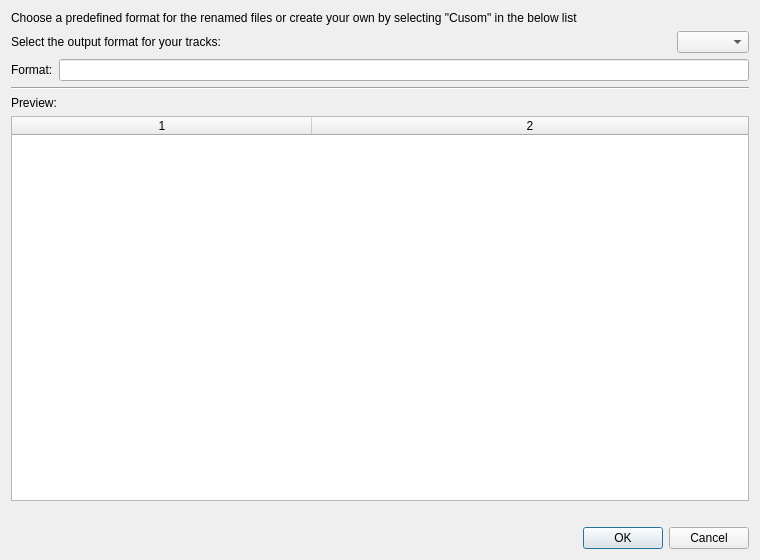
alorence/tym, file src/tasks/rename/renameconfigurator.ui: the form before one commit.
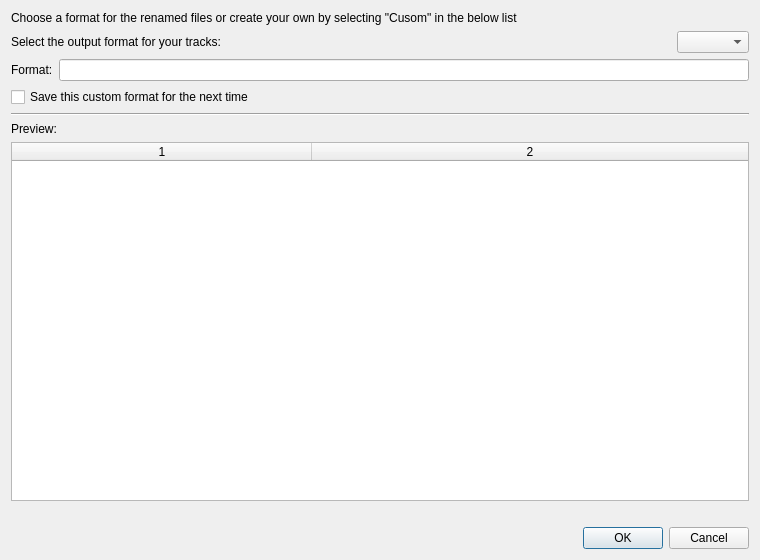
The form after the commit.

Commit message: (rename) Allow to save the custom patterns for next time

```diff
--- a/src/tasks/rename/renameconfigurator.ui
+++ b/src/tasks/rename/renameconfigurator.ui
@@ -14,10 +14,46 @@
    <string>Rename your files</string>
   </property>
   <layout class="QGridLayout" name="gridLayout">
+   <item row="6" column="0">
+    <widget class="QTableWidget" name="previewTable">
+     <property name="selectionMode">
+      <enum>QAbstractItemView::SingleSelection</enum>
+     </property>
+     <property name="selectionBehavior">
+      <enum>QAbstractItemView::SelectRows</enum>
+     </property>
+     <property name="columnCount">
+      <number>2</number>
+     </property>
+     <attribute name="horizontalHeaderCascadingSectionResizes">
+      <bool>true</bool>
+     </attribute>
+     <attribute name="horizontalHeaderDefaultSectionSize">
+      <number>300</number>
+     </attribute>
+     <attribute name="horizontalHeaderHighlightSections">
+      <bool>false</bool>
+     </attribute>
+     <attribute name="horizontalHeaderStretchLastSection">
+      <bool>true</bool>
+     </attribute>
+     <attribute name="verticalHeaderVisible">
+      <bool>false</bool>
+     </attribute>
+     <attribute name="verticalHeaderDefaultSectionSize">
+      <number>18</number>
+     </attribute>
+     <attribute name="verticalHeaderMinimumSectionSize">
+      <number>18</number>
+     </attribute>
+     <column/>
+     <column/>
+    </widget>
+   </item>
    <item row="0" column="0">
     <widget class="QLabel" name="label_4">
      <property name="text">
-      <string>Choose a predefined format for the renamed files or create your own by selecting &quot;Cusom&quot; in the below list</string>
+      <string>Choose a format for the renamed files or create your own by selecting &quot;Cusom&quot; in the below list</string>
      </property>
      <property name="wordWrap">
       <bool>true</bool>
@@ -65,57 +101,21 @@
      </item>
     </layout>
    </item>
-   <item row="3" column="0">
-    <widget class="Line" name="line">
-     <property name="orientation">
-      <enum>Qt::Horizontal</enum>
-     </property>
-    </widget>
-   </item>
    <item row="4" column="0">
+    <widget class="Line" name="line">
+     <property name="orientation">
+      <enum>Qt::Horizontal</enum>
+     </property>
+    </widget>
+   </item>
+   <item row="5" column="0">
     <widget class="QLabel" name="label_2">
      <property name="text">
       <string>Preview:</string>
      </property>
     </widget>
    </item>
-   <item row="5" column="0">
-    <widget class="QTableWidget" name="previewTable">
-     <property name="selectionMode">
-      <enum>QAbstractItemView::SingleSelection</enum>
-     </property>
-     <property name="selectionBehavior">
-      <enum>QAbstractItemView::SelectRows</enum>
-     </property>
-     <property name="columnCount">
-      <number>2</number>
-     </property>
-     <attribute name="horizontalHeaderCascadingSectionResizes">
-      <bool>true</bool>
-     </attribute>
-     <attribute name="horizontalHeaderDefaultSectionSize">
-      <number>300</number>
-     </attribute>
-     <attribute name="horizontalHeaderHighlightSections">
-      <bool>false</bool>
-     </attribute>
-     <attribute name="horizontalHeaderStretchLastSection">
-      <bool>true</bool>
-     </attribute>
-     <attribute name="verticalHeaderVisible">
-      <bool>false</bool>
-     </attribute>
-     <attribute name="verticalHeaderDefaultSectionSize">
-      <number>18</number>
-     </attribute>
-     <attribute name="verticalHeaderMinimumSectionSize">
-      <number>18</number>
-     </attribute>
-     <column/>
-     <column/>
-    </widget>
-   </item>
-   <item row="6" column="0">
+   <item row="7" column="0">
     <layout class="QHBoxLayout" name="horizontalLayout">
      <item>
       <widget class="QLabel" name="detailsPix">
@@ -154,7 +154,7 @@
      </item>
     </layout>
    </item>
-   <item row="7" column="0">
+   <item row="8" column="0">
     <widget class="QDialogButtonBox" name="buttonBox">
      <property name="orientation">
       <enum>Qt::Horizontal</enum>
@@ -164,12 +164,20 @@
      </property>
     </widget>
    </item>
+   <item row="3" column="0">
+    <widget class="QCheckBox" name="saveCustom">
+     <property name="text">
+      <string>Save this custom format for the next time</string>
+     </property>
+    </widget>
+   </item>
   </layout>
   <zorder>buttonBox</zorder>
   <zorder>line</zorder>
   <zorder>previewTable</zorder>
   <zorder>label_2</zorder>
   <zorder>label_4</zorder>
+  <zorder>saveCustom</zorder>
  </widget>
  <resources/>
  <connections>
```
The commit also changes 2 other files.
